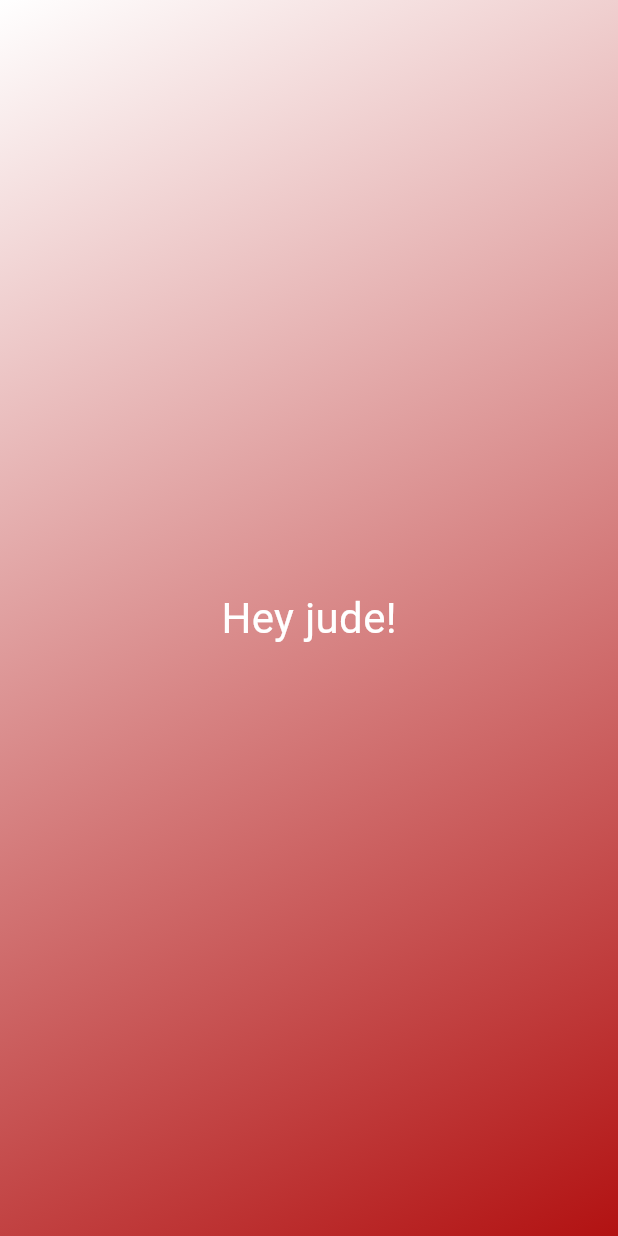
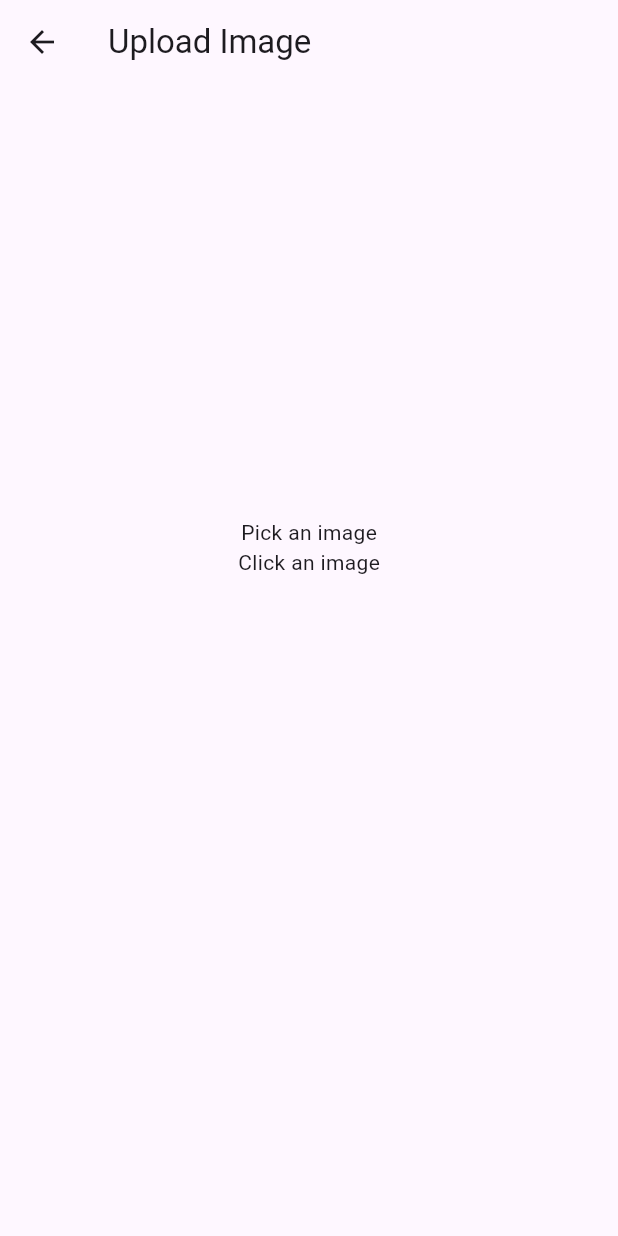
Before and after one commit to vision-crafters/VisionCrafters-G38, a Flutter app: the screen it shows after launch, after a tap on the "camera alt" icon, on a phone screen of 412 x 824 dp. Run offline on Flutter 3.47's test engine with Material 3 defaults, Android fonts, the phone set to English and light mode, and no system bars; drawn by our look-alikes of modal_progress_hud_nsn; our stand-ins replace image_picker, speech_to_text.

Commit message:
upload_imageDone

```diff
--- a/Flutter/lib/main.dart
+++ b/Flutter/lib/main.dart
@@ -2,7 +2,8 @@ import 'package:flutter/material.dart';
 import 'package:flutterbasics/ChatScreen.dart';
 import 'package:flutterbasics/DashBoardScreen.dart';
 import 'package:flutterbasics/Speech_To_Text.dart';
-import 'camera.dart';
+
+import 'upload_image.dart';
 
 void main() {
   runApp(MyApp());
@@ -55,7 +56,7 @@ class HomePage extends StatelessWidget {
         onPressed: () {
           Navigator.push(
             context,
-            MaterialPageRoute(builder: (context) => const MyApp2()),
+            MaterialPageRoute(builder: (context) => const UploadImageScreen()),
           );
         },
         child: const Icon(Icons.camera_alt),
--- /dev/null
+++ b/Flutter/lib/upload_image.dart
@@ -0,0 +1,181 @@
+import 'dart:io';
+// import 'dart:js_interop';
+import 'package:flutter/widgets.dart';
+import 'package:http/http.dart' as http;
+import 'package:flutter/material.dart';
+import 'package:image_picker/image_picker.dart';
+import 'package:modal_progress_hud_nsn/modal_progress_hud_nsn.dart';
+
+class UploadImageScreen extends StatefulWidget {
+  const UploadImageScreen({Key? key}) : super(key: key);
+
+  @override
+  _UploadImageScreenState createState() => _UploadImageScreenState();
+}
+
+class _UploadImageScreenState extends State<UploadImageScreen> {
+  File? imageGal, imageCam;
+  final _pickerGal = ImagePicker();
+  final _pickerCam = ImagePicker();
+  bool showSpinner = false;
+
+  Future getImageGL() async {
+    final pickedFile_Gallery = await _pickerGal.pickImage(
+        source: ImageSource.gallery, imageQuality: 80);
+
+    if (pickedFile_Gallery != null) {
+      imageGal = File(pickedFile_Gallery.path);
+      setState(() {});
+      uploadImageFromGallery();
+    } else {
+      print("No image selected");
+    }
+  }
+
+  Future getImageCM() async {
+    final pickedFile_Camera = await _pickerCam.pickImage(
+        source: ImageSource.camera, imageQuality: 80);
+
+    if (pickedFile_Camera != null) {
+      imageCam = File(pickedFile_Camera.path);
+      setState(() {});
+      uploadImageFromCamera();
+    } else {
+      print("No image Captured");
+    }
+  }
+
+  Future<void> uploadImageFromGallery() async {
+    setState(() {
+      showSpinner = true;
+    });
+    var stream = new http.ByteStream(imageGal!.openRead());
+    stream.cast();
+
+    var length = await imageGal!.length();
+
+    //coming soon.
+    var uri = Uri.parse("https://fakestoreapi.com/products");
+
+    var request = new http.MultipartRequest('POST', uri);
+
+    request.fields['title'] = "Static title";
+
+    var multiport = new http.MultipartFile('image', stream, length);
+
+    request.files.add(multiport);
+
+    var response = await request.send();
+
+    if (response.statusCode == 200) {
+      setState(() {
+        showSpinner = false;
+      });
+
+      print("image Uploaded");
+    } else {
+      print("failed to upload");
+      setState(() {
+        showSpinner = true;
+      });
+    }
+  }
+
+  Future<void> uploadImageFromCamera() async {
+    setState(() {
+      showSpinner = true;
+    });
+    var stream = new http.ByteStream(imageCam!.openRead());
+    stream.cast();
+
+    var length = await imageCam!.length();
+
+    //coming soon.
+    var uri = Uri.parse("https://fakestoreapi.com/products");
+
+    var request = new http.MultipartRequest('POST', uri);
+
+    request.fields['title'] = "Static title";
+
+    var multiport = new http.MultipartFile('image', stream, length);
+
+    request.files.add(multiport);
+
+    var response = await request.send();
+
+    if (response.statusCode == 200) {
+      setState(() {
+        showSpinner = false;
+      });
+
+      print("image Uploaded");
+    } else {
+      print("failed to upload");
+      setState(() {
+        showSpinner = true;
+      });
+    }
+  }
+
+  @override
+  Widget build(BuildContext context) {
+    return ModalProgressHUD(
+        inAsyncCall: showSpinner,
+        child: Scaffold(
+          appBar: AppBar(
+            title: const Text('Upload Image'),
+          ),
+          body: Column(
+            mainAxisAlignment: MainAxisAlignment.center,
+            crossAxisAlignment: CrossAxisAlignment.center,
+            children: [
+              GestureDetector(
+                onTap: () {
+                  getImageGL();
+                },
+                child: Container(
+                  child: imageGal == null
+                      ? Center(
+                          child: Text("Pick an image"),
+                        )
+                      : Container(
+                          child: Center(
+                            child: Image.file(
+                              File(imageGal!.path).absolute,
+                              height: 100,
+                              width: 100,
+                              fit: BoxFit.cover,
+                            ),
+                          ),
+                        ),
+                ),
+              ),
+              GestureDetector(
+                onTap: () {
+                  getImageCM();
+                },
+                child: Container(
+                  child: imageCam == null
+                      ? Center(
+                          child: Text("Click an image"),
+                        )
+                      : Container(
+                          child: Center(
+                            child: Image.file(
+                              File(imageCam!.path).absolute,
+                              height: 100,
+                              width: 100,
+                              fit: BoxFit.cover,
+                            ),
+                          ),
+                        ),
+                ),
+              ),
+              SizedBox(
+                height: 150,
+              ),
+            ],
+          ),
+        ));
+  }
+}
```
Also changed, not shown: 1 other file.
